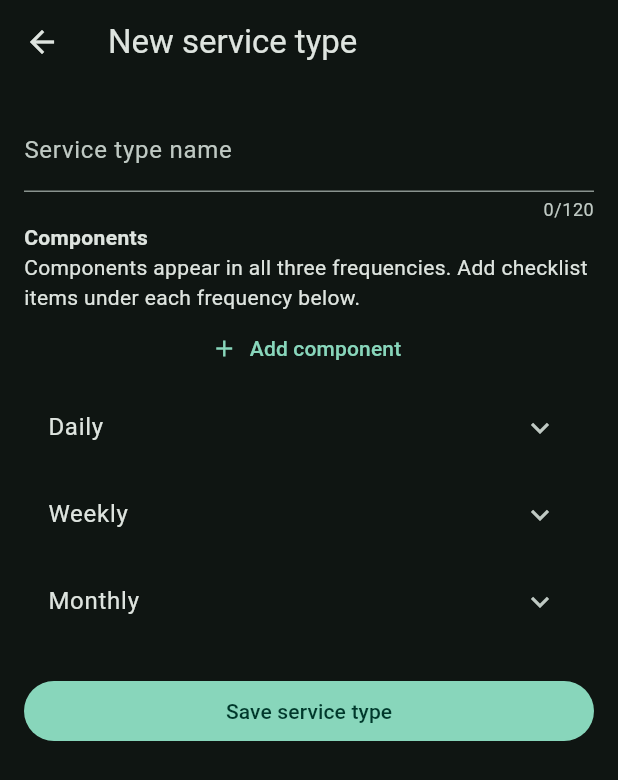
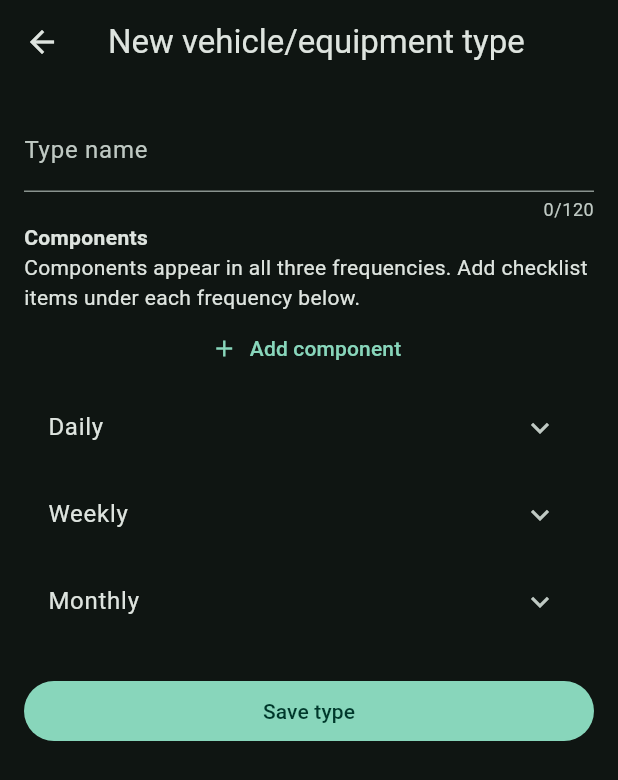
Before and after one commit to John-Codes/vehicle-maintenance-tracker, a Flutter app: the ServiceTypeEditor screen opened directly, on a phone screen of 412 x 824 dp. Shown: the top 780 px of the screen. Run offline on Flutter 3.47's test engine with Material 3 defaults, Android fonts, the phone set to English and light mode, and no system bars; our stand-ins replace firebase_auth, firebase_core, flutter_markdown_plus, geolocator, pdf, printing and 2 more; missing offline and left inert: dart:html, excel, flutter_reactive_ble; accounts and stored records are empty; network calls fail.

Commit message:
UI rename: service type -> vehicle/equipment type (labels only, data field unchanged) + emoji logic per type

```diff
--- a/lib/features/editor/record_form_fields.dart
+++ b/lib/features/editor/record_form_fields.dart
@@ -2,6 +2,9 @@ import 'package:flutter/material.dart';
 import '../service_types/service_type.dart';
 import '../service_types/service_type_picker.dart';
 import '../vehicle_service_history/vehicle_service_history.dart';
+
+// UI label: "vehicle/equipment type" — the data field is still `service_type` (API: /service-types).
+// Renamed at the UI level only, per BRANCH_UPDATE_RULES; no backend/data changes.
 
 class RecordFormFields extends StatelessWidget {
   final TextEditingController vehicle, vin, plate, miles, hours, service, workers;
@@ -19,7 +22,7 @@ class RecordFormFields extends StatelessWidget {
         Row(children: [Expanded(child: TextField(controller: vin, decoration: const InputDecoration(labelText: 'VIN'), textCapitalization: TextCapitalization.characters)), const SizedBox(width: 12), Expanded(child: TextField(controller: plate, decoration: const InputDecoration(labelText: 'License plate'), textCapitalization: TextCapitalization.characters))]),
         Row(children: [Expanded(child: TextField(controller: miles, keyboardType: TextInputType.number, decoration: const InputDecoration(labelText: 'Miles'))), const SizedBox(width: 12), Expanded(child: TextField(controller: hours, keyboardType: TextInputType.number, decoration: const InputDecoration(labelText: 'Hours')))]),
         ServiceTypePicker(onSelected: onType),
-        TextField(controller: service, decoration: const InputDecoration(labelText: 'Service type (custom text)')),
+        TextField(controller: service, decoration: const InputDecoration(labelText: 'Vehicle/equipment type (custom text)')),
         TextField(controller: workers, decoration: const InputDecoration(labelText: 'Worker names (comma separated)')),
       ]);
 }
--- a/lib/features/editor/service_type_confirm.dart
+++ b/lib/features/editor/service_type_confirm.dart
@@ -1,6 +1,9 @@
 import 'package:flutter/material.dart';
 import '../records/service_record.dart';
 import '../service_types/service_type.dart';
+
+// UI label: "vehicle/equipment type" — the data field is still `service_type` (API: /service-types).
+// Renamed at the UI level only, per BRANCH_UPDATE_RULES; no backend/data changes.
 
 /// Asks whether the current checklist should be replaced when a service type
 /// is chosen. Returns true for empty checklists (no confirmation needed).
@@ -8,7 +11,7 @@ Future<bool> askReplaceSchedule(BuildContext context, ServiceRecord record, Serv
   if (record.schedule.leaves.isEmpty) return true;
   final confirmed = await showDialog<bool>(context: context, builder: (ctx) => AlertDialog(
         title: Text('Use ${type.name} schedule?'),
-        content: const Text('Replace the current checklist with that service type?'),
+        content: const Text('Replace the current checklist with that vehicle/equipment type?'),
         actions: [
           TextButton(onPressed: () => Navigator.pop(ctx, false), child: const Text('Cancel')),
           TextButton(onPressed: () => Navigator.pop(ctx, true), child: const Text('Use')),
--- a/lib/features/exports/export_workbook.dart
+++ b/lib/features/exports/export_workbook.dart
@@ -3,6 +3,9 @@ import '../maintenance_lists/schedule_checklist.dart';
 import '../records/service_record.dart';
 import 'excel_styles.dart';
 import 'export_cell_ops.dart';
+
+// UI label: "vehicle/equipment type" — the data field is still `service_type` (API: /service-types).
+// Renamed at the UI level only, per BRANCH_UPDATE_RULES; no backend/data changes.
 
 class ExportWorkbook {
   static Excel build(ServiceRecord r) {
@@ -31,7 +34,7 @@ class ExportWorkbook {
       ['Date', r.dateStarted],
       ['Miles', r.miles?.toString() ?? ''],
       ['Hours', r.hours?.toString() ?? ''],
-      ['Service type', r.serviceType],
+      ['Vehicle/Equipment Type', r.serviceType],
       ['Technician', r.technician.name],
       ['Workers', r.workerNames.join(', ')],
       ['Location', 'Captured per-step'],
--- a/lib/features/exports/vehicle_service_record_pdf.dart
+++ b/lib/features/exports/vehicle_service_record_pdf.dart
@@ -5,6 +5,9 @@ import 'package:pdf/widgets.dart' as pw;
 
 import '../maintenance_lists/schedule_checklist.dart';
 import '../records/service_record.dart';
+
+// UI label: "vehicle/equipment type" — the data field is still `service_type` (API: /service-types).
+// Renamed at the UI level only, per BRANCH_UPDATE_RULES; no backend/data changes.
 
 enum ItemStatus { yes, no }
 
@@ -106,7 +109,7 @@ class VehicleServiceRecordPdf {
     final rows = <List<pw.Widget>>[
       [label('Technician'), value(r.technician.name), label('Vehicle #'), value(r.vehicleNumber)],
       [label('Phone'), value(r.technician.phone), label('Service Date'), value(_formatDate(serviceDate))],
-      [label('Email'), value(r.technician.email), label('Service Type'), value(r.serviceType)],
+      [label('Email'), value(r.technician.email), label('Vehicle/Equipment Type'), value(r.serviceType)],
       [label('Mileage'), value('${_formatNumber(r.miles ?? 0)} mi'), label('Engine Hours'), value('${_formatNumber(r.hours ?? 0)} hrs')],
       if (workers.isNotEmpty) [label('Workers'), value(workers), label(''), value('')],
     ];
--- a/lib/features/profile/settings_page.dart
+++ b/lib/features/profile/settings_page.dart
@@ -6,6 +6,9 @@ import '../auth/session_section.dart';
 import 'profile_repository.dart';
 import 'technician.dart';
 import '../service_types/service_types_page.dart';
+
+// UI label: "vehicle/equipment type" — the data field is still `service_type` (API: /service-types).
+// Renamed at the UI level only, per BRANCH_UPDATE_RULES; no backend/data changes.
 
 class SettingsPage extends StatefulWidget {
   const SettingsPage({super.key});
@@ -55,7 +58,7 @@ class _SettingsPageState extends State<SettingsPage> {
         onPressed: () => Navigator.push(context, MaterialPageRoute(builder: (_) => const ServiceTypesPage())),
         style: OutlinedButton.styleFrom(minimumSize: const Size.fromHeight(48), padding: const EdgeInsets.symmetric(horizontal: 20, vertical: 14)),
         icon: const Icon(Icons.category_outlined),
-        label: const Text('Manage service types'),
+        label: const Text('Manage vehicle/equipment types'),
       ),
       const SizedBox(height: 20),
       FilledButton(
--- a/lib/features/service_types/service_type_editor.dart
+++ b/lib/features/service_types/service_type_editor.dart
@@ -4,6 +4,9 @@ import 'service_type.dart';
 import 'service_types_repository.dart';
 import 'template_components.dart';
 import 'template_schedule_editor.dart';
+
+// UI label: "vehicle/equipment type" — the data field is still `service_type` (API: /service-types).
+// Renamed at the UI level only, per BRANCH_UPDATE_RULES; no backend/data changes.
 class ServiceTypeEditor extends StatefulWidget {
   final ServiceType? type;
   const ServiceTypeEditor({super.key, this.type});
@@ -21,7 +24,7 @@ class _ServiceTypeEditorState extends State<ServiceTypeEditor> {
     setState(() => saving = true);
     try {
       await ServiceTypesRepository().save(ServiceType(id: widget.type?.id ?? '', name: name.text.trim(), schedule: schedule));
-      if (mounted) { setState(() => dirty = false); ScaffoldMessenger.of(context).showSnackBar(const SnackBar(content: Text('Service type saved')));
+      if (mounted) { setState(() => dirty = false); ScaffoldMessenger.of(context).showSnackBar(const SnackBar(content: Text('Type saved')));
         WidgetsBinding.instance.addPostFrameCallback((_) { if (mounted) Navigator.pop(context); }); }
     } catch (e) { if (mounted) ScaffoldMessenger.of(context).showSnackBar(SnackBar(content: Text('Could not save: $e'))); }
     finally { if (mounted) setState(() => saving = false); }
@@ -35,15 +38,15 @@ class _ServiceTypeEditorState extends State<ServiceTypeEditor> {
   }
   @override Widget build(BuildContext context) => PopScope(canPop: !dirty && !saving,
     onPopInvokedWithResult: (didPop, _) { if (!didPop) confirmLeave(); },
-    child: Scaffold(appBar: AppBar(title: Text(widget.type == null ? 'New service type' : 'Edit service type')),
+    child: Scaffold(appBar: AppBar(title: Text(widget.type == null ? 'New vehicle/equipment type' : 'Edit type')),
       body: AbsorbPointer(absorbing: saving, child: Form(key: form, child: ListView(padding: const EdgeInsets.all(16), children: [
-        TextFormField(controller: name, maxLength: 120, decoration: const InputDecoration(labelText: 'Service type name'),
+        TextFormField(controller: name, maxLength: 120, decoration: const InputDecoration(labelText: 'Type name'),
           onChanged: (_) => setState(() => dirty = true), validator: (v) => v == null || v.trim().isEmpty ? 'Name is required' : null),
         const Text('Components', style: TextStyle(fontWeight: FontWeight.bold)),
         const Text('Components appear in all three frequencies. Add checklist items under each frequency below.'),
         TemplateComponents(schedule: schedule, onChanged: changed),
         TemplateScheduleEditor(schedule: schedule, onChanged: changed),
         const SizedBox(height: 20),
-        FilledButton(onPressed: saving ? null : save, child: Text(saving ? 'Saving…' : 'Save service type')),
+        FilledButton(onPressed: saving ? null : save, child: Text(saving ? 'Saving…' : 'Save type')),
       ])))));
 }
--- a/lib/features/service_types/service_type_picker.dart
+++ b/lib/features/service_types/service_type_picker.dart
@@ -1,6 +1,10 @@
 import 'package:flutter/material.dart';
 import 'service_type.dart';
+import 'vehicle_emoji.dart';
 import 'service_types_repository.dart';
+
+// UI label: "vehicle/equipment type" — the data field is still `service_type` (API: /service-types).
+// Renamed at the UI level only, per BRANCH_UPDATE_RULES; no backend/data changes.
 class ServiceTypePicker extends StatefulWidget {
   final ValueChanged<ServiceType> onSelected;
   const ServiceTypePicker({super.key, required this.onSelected});
@@ -14,14 +18,15 @@ class _ServiceTypePickerState extends State<ServiceTypePicker> {
       final types = await ServiceTypesRepository().list();
       if (!mounted) return;
       final selected = await showDialog<ServiceType>(context: context, builder: (ctx) => SimpleDialog(
-        title: const Text('Service type'), children: types.isEmpty ? [const Padding(padding: EdgeInsets.all(24), child: Text('Add a service type in Settings.'))] : [
-          for (final type in types) SimpleDialogOption(onPressed: () => Navigator.pop(ctx, type), child: Text(type.name))]));
+        title: const Text('Vehicle/equipment type'), children: types.isEmpty ? [const Padding(padding: EdgeInsets.all(24), child: Text('Add a vehicle/equipment type in Settings.'))] : [
+          for (final type in types) SimpleDialogOption(onPressed: () => Navigator.pop(ctx, type),
+              child: Text('${vehicleEmojiFor(vehicleTypeName: type.name)}  ${type.name}'))]));
       if (selected != null && mounted) widget.onSelected(selected);
-    } catch (e) { if (mounted) ScaffoldMessenger.of(context).showSnackBar(SnackBar(content: Text('Could not load service types: $e'))); }
+    } catch (e) { if (mounted) ScaffoldMessenger.of(context).showSnackBar(SnackBar(content: Text('Could not load vehicle/equipment types: $e'))); }
     finally { if (mounted) setState(() => loading = false); }
   }
   @override Widget build(BuildContext context) => Padding(
     padding: const EdgeInsets.only(top: 32, bottom: 12),
     child: OutlinedButton.icon(onPressed: loading ? null : choose,
-      icon: const Icon(Icons.list_alt), label: Text(loading ? 'Loading service types…' : 'Choose service type')));
-}
+      icon: const Icon(Icons.list_alt), label: Text(loading ? 'Loading types…' : 'Choose vehicle/equipment type')));
+  }
--- a/lib/features/service_types/service_types_page.dart
+++ b/lib/features/service_types/service_types_page.dart
@@ -2,6 +2,10 @@ import 'package:flutter/material.dart';
 import 'service_type.dart';
 import 'service_types_repository.dart';
 import 'service_type_editor.dart';
+import 'vehicle_emoji.dart';
+
+// UI label: "vehicle/equipment type" — the data field is still `service_type` (API: /service-types).
+// Renamed at the UI level only, per BRANCH_UPDATE_RULES; no backend/data changes.
 class ServiceTypesPage extends StatefulWidget {
   const ServiceTypesPage({super.key});
   @override State<ServiceTypesPage> createState() => _ServiceTypesPageState();
@@ -27,13 +31,14 @@ class _ServiceTypesPageState extends State<ServiceTypesPage> {
     finally { if (mounted) setState(() => deleting = false); }
   }
   @override Widget build(BuildContext context) => Scaffold(
-    appBar: AppBar(title: const Text('Service types')),
-    floatingActionButton: FloatingActionButton.extended(onPressed: () => edit(), icon: const Icon(Icons.add), label: const Text('Add service type')),
+    appBar: AppBar(title: const Text('Vehicle/equipment types')),
+    floatingActionButton: FloatingActionButton.extended(onPressed: () => edit(), icon: const Icon(Icons.add), label: const Text('Add type')),
     body: FutureBuilder<List<ServiceType>>(future: types, builder: (_, snapshot) {
       if (snapshot.connectionState != ConnectionState.done) return const Center(child: CircularProgressIndicator());
-      if (snapshot.hasError) return Center(child: Column(mainAxisSize: MainAxisSize.min, children: [Text('Could not load service types: ${snapshot.error}'), TextButton(onPressed: refresh, child: const Text('Retry'))]));
-      if (snapshot.data!.isEmpty) return const Center(child: Text('Add your first service type.'));
+      if (snapshot.hasError) return Center(child: Column(mainAxisSize: MainAxisSize.min, children: [Text('Could not load types: ${snapshot.error}'), TextButton(onPressed: refresh, child: const Text('Retry'))]));
+      if (snapshot.data!.isEmpty) return const Center(child: Text('Add your first vehicle/equipment type.'));
       return ListView(padding: const EdgeInsets.only(bottom: 90), children: [for (final type in snapshot.data!) ListTile(
+        leading: Text(vehicleEmojiFor(vehicleTypeName: type.name), style: const TextStyle(fontSize: 26)),
         title: Text(type.name), subtitle: Text('${type.schedule.leaves.length} checklist items'),
         onTap: () => edit(type), trailing: Row(mainAxisSize: MainAxisSize.min, children: [
           IconButton(tooltip: 'Edit', onPressed: () => edit(type), icon: const Icon(Icons.edit_outlined)),
```
Also changed, not shown: lib/features/records/records_page.dart (+6 -1 lines), lib/features/service_types/vehicle_emoji.dart (added, +41 -0 lines).
